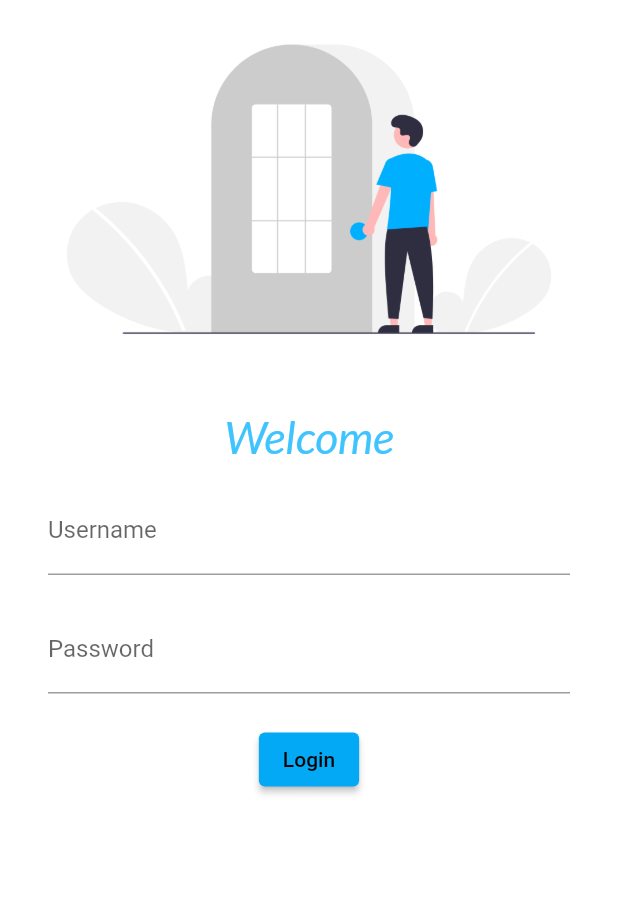
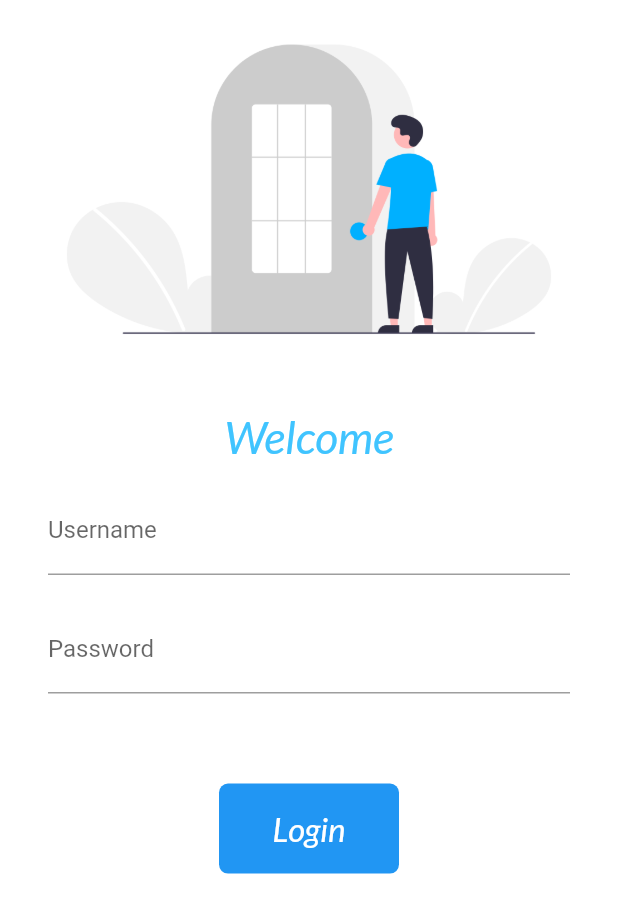
Before and after one commit to imobasshir/fuzzy-broccoli, a Flutter app: the screen it shows after launch, on a phone screen of 412 x 824 dp. Shown: the top 913 px of the screen. Run offline on Flutter 3.47's test engine with Material 2 defaults, Android fonts, the phone set to English and light mode, and no system bars; our stand-ins replace google_fonts.

Commit message:
added animation in button

```diff
--- a/lib/main.dart
+++ b/lib/main.dart
@@ -1,5 +1,6 @@
 import 'package:catalog_flutter/pages/home_page.dart';
 import 'package:catalog_flutter/pages/login_page.dart';
+import 'package:catalog_flutter/utils/routes.dart';
 import 'package:flutter/material.dart';
 
 void main() {
@@ -14,7 +15,7 @@
     return MaterialApp(
       themeMode: ThemeMode.light,
       theme: ThemeData(
-        primarySwatch: Colors.lightBlue,
+        primarySwatch: Colors.blue,
       ),
       darkTheme: ThemeData(
         brightness: Brightness.dark,
@@ -22,8 +23,8 @@
       initialRoute: "/login",
       routes: {
         "/": (context) => const HomePage(),
-        "/home": (context) => const HomePage(),
-        "/login": (context) => const LoginPage(),
+        MyRoutes.homeRoute: (context) => const HomePage(),
+        MyRoutes.loginRoute: (context) => const LoginPage(),
       },
     );
   }
--- a/lib/pages/login_page.dart
+++ b/lib/pages/login_page.dart
@@ -1,9 +1,16 @@
+import 'package:catalog_flutter/utils/routes.dart';
 import 'package:flutter/material.dart';
 import 'package:google_fonts/google_fonts.dart';
 
-class LoginPage extends StatelessWidget {
+class LoginPage extends StatefulWidget {
   const LoginPage({Key? key}) : super(key: key);
 
+  @override
+  State<LoginPage> createState() => _LoginPageState();
+}
+
+class _LoginPageState extends State<LoginPage> {
+  bool changeButton = false;
   @override
   Widget build(BuildContext context) {
     return Material(
@@ -53,11 +60,44 @@ class LoginPage extends StatelessWidget {
                       obscureText: true,
                     ),
                     const SizedBox(
-                      height: 20.0,
+                      height: 60.0,
                     ),
-                    ElevatedButton(
-                      child: const Text('Login'),
-                      onPressed: () {},
+                    InkWell(
+                      onTap: () async {
+                        setState(() {
+                          changeButton = true;
+                        });
+                        await Future.delayed(const Duration(seconds: 1));
+                        await Navigator.pushNamed(context, MyRoutes.homeRoute);
+                        setState(() {
+                          changeButton = false;
+                        });
+                      },
+                      child: AnimatedContainer(
+                        duration: const Duration(seconds: 1),
+                        height: 60,
+                        width: changeButton ? 60 : 120,
+                        child: changeButton
+                            ? const Icon(
+                                Icons.done,
+                                color: Colors.white,
+                              )
+                            : Text(
+                                'Login',
+                                style: GoogleFonts.lato(
+                                  fontSize: 22,
+                                  color: Colors.white,
+                                  fontWeight: FontWeight.w500,
+                                  fontStyle: FontStyle.italic,
+                                ),
+                              ),
+                        decoration: BoxDecoration(
+                          color: Colors.blue,
+                          borderRadius:
+                              BorderRadius.circular(changeButton ? 60 : 6.0),
+                        ),
+                        alignment: Alignment.center,
+                      ),
                     ),
                   ],
                 ),
--- /dev/null
+++ b/lib/utils/routes.dart
@@ -0,0 +1,4 @@
+class MyRoutes {
+  static String loginRoute = "/login";
+  static String homeRoute = "/home";
+}
```
